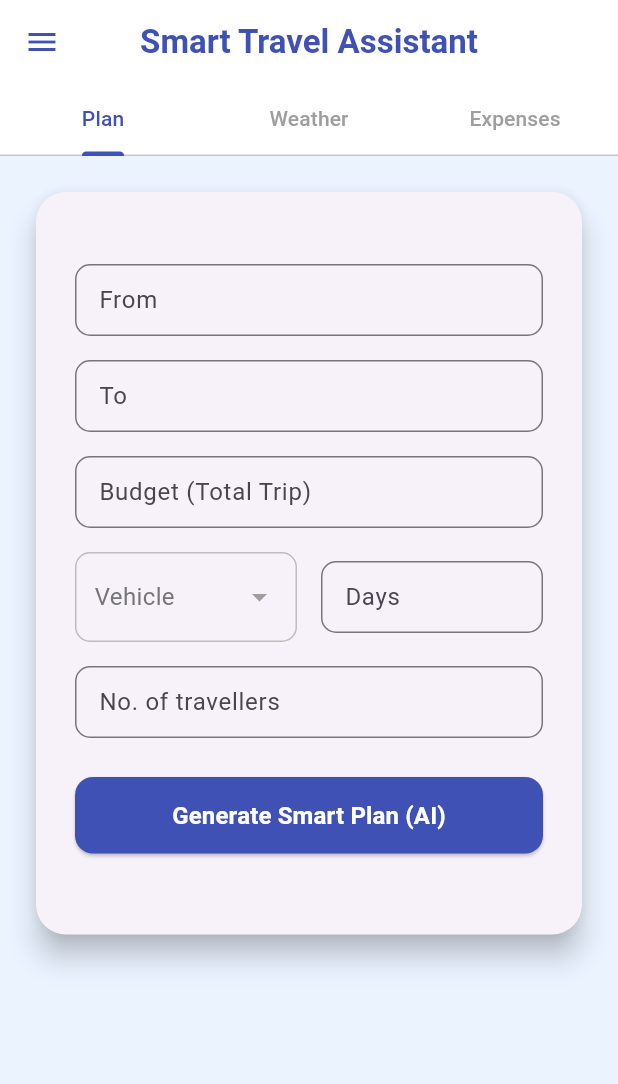
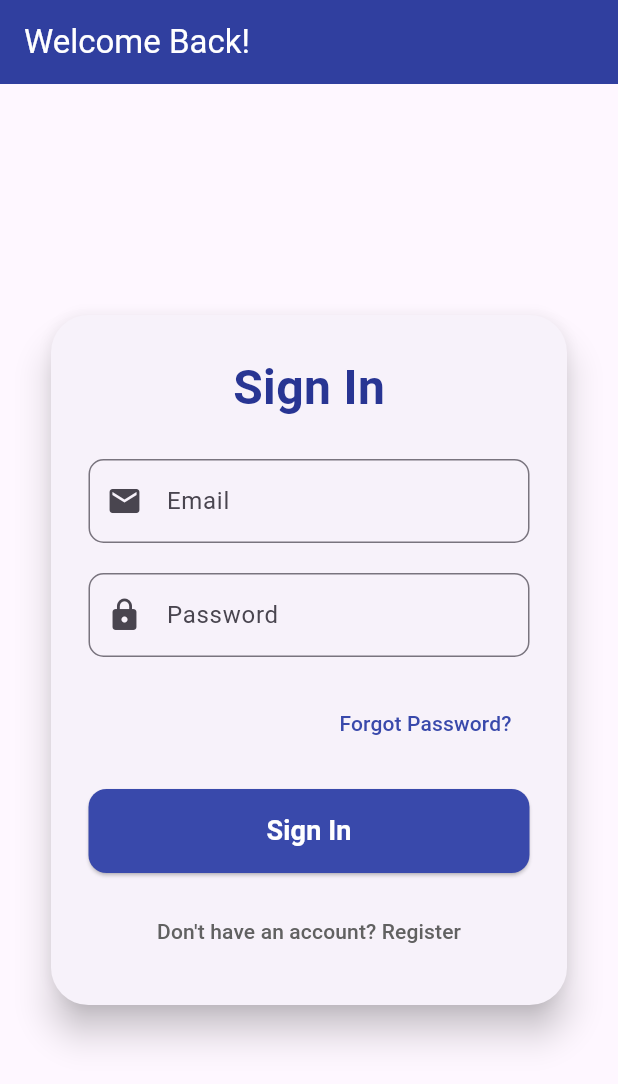
Before and after one commit to itsvishwasj/smart_travel_app, a Flutter app: the screen it shows after launch, on a phone screen of 412 x 824 dp. Shown: the top 1084 px of the screen. Run offline on Flutter 3.47's test engine with Material 3 defaults, Android fonts, the phone set to English and light mode, and no system bars; our stand-ins replace firebase_auth, firebase_core, google_generative_ai, shared_preferences; accounts and stored records are empty.

Commit message:
added login page

```diff
--- /dev/null
+++ b/lib/auth_service.dart
@@ -0,0 +1,62 @@
+import 'package:firebase_auth/firebase_auth.dart';
+
+class AuthService {
+  final FirebaseAuth _auth = FirebaseAuth.instance;
+
+  User? get currentUser => _auth.currentUser;
+
+  // --- Registration Logic ---
+  Future<User?> registerWithEmail(String name, String email, String password) async {
+    try {
+      final userCredential = await _auth.createUserWithEmailAndPassword(
+        email: email,
+        password: password,
+      );
+
+      // 1. Collect user's name
+      await userCredential.user?.updateDisplayName(name);
+
+      // 2. Send email verification (OTP equivalent for new user)
+      await userCredential.user?.sendEmailVerification();
+
+      return userCredential.user;
+    } on FirebaseAuthException catch (e) {
+      // Return the error message to the UI
+      return Future.error(e.message ?? 'An unknown error occurred during registration.');
+    } catch (e) {
+      return Future.error('Registration failed: $e');
+    }
+  }
+
+  // --- Login Logic ---
+  Future<User?> signInWithEmail(String email, String password) async {
+    try {
+      final userCredential = await _auth.signInWithEmailAndPassword(
+        email: email,
+        password: password,
+      );
+      return userCredential.user;
+    } on FirebaseAuthException catch (e) {
+      return Future.error(e.message ?? 'An unknown error occurred during sign in.');
+    } catch (e) {
+      return Future.error('Sign in failed: $e');
+    }
+  }
+
+  // --- Forgot Password Logic ---
+  Future<void> sendPasswordResetEmail(String email) async {
+    try {
+      // This sends the reset link to the user's email (acts as OTP)
+      await _auth.sendPasswordResetEmail(email: email);
+    } on FirebaseAuthException catch (e) {
+      return Future.error(e.message ?? 'Failed to send password reset email.');
+    } catch (e) {
+      return Future.error('An unexpected error occurred: $e');
+    }
+  }
+
+  // --- Sign Out Logic ---
+  Future<void> signOut() async {
+    await _auth.signOut();
+  }
+}
--- /dev/null
+++ b/lib/login_screen.dart
@@ -0,0 +1,260 @@
+import 'package:flutter/material.dart';
+import 'auth_service.dart';
+
+class LoginScreen extends StatefulWidget {
+  const LoginScreen({super.key});
+
+  @override
+  State<LoginScreen> createState() => _LoginScreenState();
+}
+
+class _LoginScreenState extends State<LoginScreen> {
+  final AuthService _auth = AuthService();
+  final TextEditingController _emailController = TextEditingController();
+  final TextEditingController _passwordController = TextEditingController();
+  final TextEditingController _nameController = TextEditingController();
+  final TextEditingController _resetEmailController = TextEditingController();
+
+  bool _isLogin = true; // State toggle: true for Login, false for Register
+  bool _isLoading = false;
+
+  @override
+  void dispose() {
+    _emailController.dispose();
+    _passwordController.dispose();
+    _nameController.dispose();
+    _resetEmailController.dispose();
+    super.dispose();
+  }
+
+  // --- Authentication Handlers ---
+
+  void _showError(String message) {
+    ScaffoldMessenger.of(context).showSnackBar(
+      SnackBar(
+        content: Text(message, style: const TextStyle(color: Colors.white)),
+        backgroundColor: Colors.red.shade700,
+        behavior: SnackBarBehavior.floating,
+      ),
+    );
+  }
+
+  Future<void> _handleAuth() async {
+    setState(() => _isLoading = true);
+    try {
+      if (_isLogin) {
+        // LOGIN
+        await _auth.signInWithEmail(_emailController.text, _passwordController.text);
+      } else {
+        // REGISTER
+        final user = await _auth.registerWithEmail(
+          _nameController.text,
+          _emailController.text,
+          _passwordController.text,
+        );
+
+        if (user != null) {
+          _showError("Account created! Check your email for a verification link.");
+          // Automatically switch to login screen after successful registration
+          setState(() => _isLogin = true);
+        }
+      }
+    } catch (e) {
+      _showError(e.toString().replaceFirst('Exception: ', ''));
+    } finally {
+      setState(() => _isLoading = false);
+    }
+  }
+
+  // --- Forgot Password Flow ---
+
+  void _showForgotPasswordModal() {
+    showDialog(
+      context: context,
+      builder: (BuildContext context) {
+        return AlertDialog(
+          shape: RoundedRectangleBorder(borderRadius: BorderRadius.circular(20)),
+          title: const Text("Reset Password", style: TextStyle(fontWeight: FontWeight.bold)),
+          content: Column(
+            mainAxisSize: MainAxisSize.min,
+            children: [
+              const Text("Enter your email address to receive a password reset link (OTP equivalent)."),
+              const SizedBox(height: 15),
+              TextFormField(
+                controller: _resetEmailController,
+                keyboardType: TextInputType.emailAddress,
+                decoration: const InputDecoration(
+                  labelText: 'Email',
+                  border: OutlineInputBorder(borderRadius: BorderRadius.all(Radius.circular(10))),
+                  prefixIcon: Icon(Icons.email),
+                ),
+              ),
+            ],
+          ),
+          actions: <Widget>[
+            TextButton(
+              child: const Text("Cancel"),
+              onPressed: () {
+                Navigator.of(context).pop();
+                _resetEmailController.clear();
+              },
+            ),
+            ElevatedButton(
+              style: ElevatedButton.styleFrom(
+                backgroundColor: Colors.indigo.shade600,
+                foregroundColor: Colors.white,
+              ),
+              child: const Text("Send Reset Link"),
+              onPressed: () async {
+                Navigator.of(context).pop(); // Close modal immediately
+                try {
+                  await _auth.sendPasswordResetEmail(_resetEmailController.text);
+                  _showError("Password reset link sent to ${_resetEmailController.text}!");
+                } catch (e) {
+                  _showError(e.toString().replaceFirst('Exception: ', ''));
+                }
+                _resetEmailController.clear();
+              },
+            ),
+          ],
+        );
+      },
+    );
+  }
+
+  // --- UI Builder ---
+
+  @override
+  Widget build(BuildContext context) {
+    return Scaffold(
+      appBar: AppBar(
+        title: Text(_isLogin ? 'Welcome Back!' : 'Join the Journey'),
+        backgroundColor: Colors.indigo.shade700,
+        foregroundColor: Colors.white,
+        elevation: 0,
+      ),
+      body: Center(
+        child: SingleChildScrollView(
+          padding: const EdgeInsets.all(30.0),
+          child: Card(
+            elevation: 10,
+            shape: RoundedRectangleBorder(borderRadius: BorderRadius.circular(25)),
+            child: Padding(
+              padding: const EdgeInsets.all(25.0),
+              child: Column(
+                mainAxisSize: MainAxisSize.min,
+                children: [
+                  Text(
+                    _isLogin ? 'Sign In' : 'Create Account',
+                    style: TextStyle(
+                        fontSize: 32,
+                        fontWeight: FontWeight.bold,
+                        color: Colors.indigo.shade800),
+                  ),
+                  const SizedBox(height: 25),
+
+                  // Name Input (Only for Register)
+                  if (!_isLogin)
+                    Padding(
+                      padding: const EdgeInsets.only(bottom: 20.0),
+                      child: TextFormField(
+                        controller: _nameController,
+                        decoration: const InputDecoration(
+                          labelText: 'Full Name',
+                          border: OutlineInputBorder(borderRadius: BorderRadius.all(Radius.circular(10))),
+                          prefixIcon: Icon(Icons.person),
+                        ),
+                      ),
+                    ),
+
+                  // Email Input
+                  Padding(
+                    padding: const EdgeInsets.only(bottom: 20.0),
+                    child: TextFormField(
+                      controller: _emailController,
+                      keyboardType: TextInputType.emailAddress,
+                      decoration: const InputDecoration(
+                        labelText: 'Email',
+                        border: OutlineInputBorder(borderRadius: BorderRadius.all(Radius.circular(10))),
+                        prefixIcon: Icon(Icons.email),
+                      ),
+                    ),
+                  ),
+
+                  // Password Input
+                  Padding(
+                    padding: const EdgeInsets.only(bottom: 20.0),
+                    child: TextFormField(
+                      controller: _passwordController,
+                      obscureText: true,
+                      decoration: const InputDecoration(
+                        labelText: 'Password',
+                        border: OutlineInputBorder(borderRadius: BorderRadius.all(Radius.circular(10))),
+                        prefixIcon: Icon(Icons.lock),
+                      ),
+                    ),
+                  ),
+
+                  // Forgot Password Button (Only for Login)
+                  if (_isLogin)
+                    Align(
+                      alignment: Alignment.centerRight,
+                      child: TextButton(
+                        onPressed: _showForgotPasswordModal,
+                        child: Text(
+                          'Forgot Password?',
+                          style: TextStyle(color: Colors.indigo.shade600),
+                        ),
+                      ),
+                    ),
+                    const SizedBox(height: 20),
+
+                  // Main Button (Login or Register)
+                  SizedBox(
+                    width: double.infinity,
+                    child: ElevatedButton(
+                      onPressed: _isLoading ? null : _handleAuth,
+                      style: ElevatedButton.styleFrom(
+                        backgroundColor: Colors.indigo.shade600,
+                        foregroundColor: Colors.white,
+                        padding: const EdgeInsets.symmetric(vertical: 15),
+                        shape: RoundedRectangleBorder(borderRadius: BorderRadius.circular(12)),
+                      ),
+                      child: _isLoading
+                          ? const CircularProgressIndicator(color: Colors.white)
+                          : Text(
+                              _isLogin ? 'Sign In' : 'Register',
+                              style: const TextStyle(fontSize: 18, fontWeight: FontWeight.bold),
+                            ),
+                    ),
+                  ),
+                  const SizedBox(height: 15),
+
+                  // Toggle Button
+                  TextButton(
+                    onPressed: _isLoading
+                        ? null
+                        : () {
+                            setState(() {
+                              _isLogin = !_isLogin;
+                              _emailController.clear();
+                              _passwordController.clear();
+                              _nameController.clear();
+                            });
+                          },
+                    child: Text(
+                      _isLogin
+                          ? "Don't have an account? Register"
+                          : "Already have an account? Sign In",
+                      style: TextStyle(color: Colors.grey.shade700),
+                    ),
+                  ),
+                ],
+              ),
+            ),
+          ),
+        ),
+      ),
+    );
+  }
+}
--- a/lib/main.dart
+++ b/lib/main.dart
@@ -1,19 +1,31 @@
 // main.dart
 import 'package:flutter/material.dart';
 import 'dart:convert'; // Import for JSON handling
-// !!! IMPORTANT: The url_launcher package must be added to pubspec.yaml
 import 'package:url_launcher/url_launcher.dart';
+import 'package:google_generative_ai/google_generative_ai.dart';
+import 'package:shared_preferences/shared_preferences.dart';
 
-// !!! IMPORTANT: google_generative_ai package must be added to pubspec.yaml
-import 'package:google_generative_ai/google_generative_ai.dart';
-import 'package:shared_preferences/shared_preferences.dart'; // NEW: For local storage
+// NEW IMPORTS for Firebase Auth and Login Screen
+import 'package:firebase_core/firebase_core.dart';
+import 'package:firebase_auth/firebase_auth.dart';
+import 'login_screen.dart'; // Ensure you have created this file
 
 import 'weather_screen.dart';
 import 'expense_tab.dart';
 import 'plans_history_screen.dart';
 import 'expenses_history_screen.dart';
 
-void main() {
+// --- NEW: Initialize Firebase in main() ---
+Future<void> main() async {
+  WidgetsFlutterBinding.ensureInitialized();
+  try {
+    // !!! IMPORTANT: You must configure Firebase for your platform
+    // You might need to replace this with your actual Firebase options, e.g.,
+    // await Firebase.initializeApp(options: DefaultFirebaseOptions.currentPlatform);
+    await Firebase.initializeApp();
+  } catch (e) {
+    print('Error initializing Firebase: $e');
+  }
   runApp(const MyApp());
 }
 
@@ -28,10 +40,39 @@ class MyApp extends StatelessWidget {
         primarySwatch: Colors.indigo,
         useMaterial3: true,
       ),
-      home: const HomeScreen(),
+      // --- NEW: Start with the AuthWrapper to check login state ---
+      home: const AuthWrapper(),
     );
   }
 }
+
+// --- NEW WIDGET: AuthWrapper to handle routing based on login status ---
+class AuthWrapper extends StatelessWidget {
+  const AuthWrapper({super.key});
+
+  @override
+  Widget build(BuildContext context) {
+    // StreamBuilder listens to the user's authentication state
+    return StreamBuilder<User?>(
+      stream: FirebaseAuth.instance.authStateChanges(),
+      builder: (context, snapshot) {
+        // Show a loading indicator while checking the auth state
+        if (snapshot.connectionState == ConnectionState.waiting) {
+          return const Scaffold(body: Center(child: CircularProgressIndicator()));
+        }
+
+        // If the user is logged in (User object is not null)
+        if (snapshot.hasData && snapshot.data != null) {
+          return const HomeScreen(); // Navigate to the main app screen
+        }
+
+        // Otherwise, show the Login screen
+        return const LoginScreen();
+      },
+    );
+  }
+}
+// --------------------------------------------------------------------------
 
 class HomeScreen extends StatefulWidget {
   const HomeScreen({super.key});
@@ -42,6 +83,17 @@ class HomeScreen extends StatefulWidget {
 
 class _HomeScreenState extends State<HomeScreen> {
   List<String> routeStops = []; // shared with Weather tab
+  // --- NEW: Logout Function ---
+  Future<void> _logout() async {
+    try {
+      await FirebaseAuth.instance.signOut();
+    } catch (e) {
+      ScaffoldMessenger.of(context).showSnackBar(
+        SnackBar(content: Text('Error signing out: $e')),
+      );
+    }
+  }
+  // ---------------------------
 
   // --- Navigation Helpers ---
   void _navigateToTab(int index, BuildContext context) {
@@ -87,6 +139,10 @@ class _HomeScreenState extends State<HomeScreen> {
 
   @override
   Widget build(BuildContext context) {
+    // Get the current user's email if logged in
+    final User? user = FirebaseAuth.instance.currentUser;
+    final String userEmail = user?.email ?? 'user.name@example.com';
+
     return DefaultTabController(
       length: 3,
       child: Scaffold(
@@ -126,17 +182,17 @@ class _HomeScreenState extends State<HomeScreen> {
             padding: EdgeInsets.zero,
             children: <Widget>[
               // Drawer Header
-              const UserAccountsDrawerHeader(
-                accountName: Text(
+              UserAccountsDrawerHeader(
+                accountName: const Text(
                   'Welcome, Traveler!',
                   style: TextStyle(fontWeight: FontWeight.bold, fontSize: 18, color: Colors.white),
                 ),
-                accountEmail: Text('user.name@example.com', style: TextStyle(color: Colors.white70)),
-                currentAccountPicture: CircleAvatar(
+                accountEmail: Text(userEmail, style: const TextStyle(color: Colors.white70)),
+                currentAccountPicture: const CircleAvatar(
                   backgroundColor: Colors.white,
                   child: Icon(Icons.account_circle, size: 50, color: Colors.indigo),
                 ),
-                decoration: BoxDecoration(
+                decoration: const BoxDecoration(
                   color: Colors.indigo, // Primary color theme
                 ),
               ),
@@ -161,8 +217,8 @@ class _HomeScreenState extends State<HomeScreen> {
 
               // History Expansion Tile (COLOR CHANGED TO INDIGO)
               ExpansionTile(
-                leading: const Icon(Icons.history, color: Colors.indigo), // CHANGED from teal to indigo
-                title: const Text('History', style: TextStyle(color: Colors.indigo)), // CHANGED from teal to indigo
+                leading: const Icon(Icons.history, color: Colors.indigo),
+                title: const Text('History', style: TextStyle(color: Colors.indigo)),
                 children: <Widget>[
                   ListTile(
                     title: const Padding(
@@ -206,15 +262,13 @@ class _HomeScreenState extends State<HomeScreen> {
                 },
               ),
 
-              // LOGOUT OPTION (COLOR CHANGED TO INDIGO)
+              // LOGOUT OPTION
               ListTile(
-                leading: const Icon(Icons.logout, color: Colors.indigo), // CHANGED from red to indigo
-                title: const Text('Logout', style: TextStyle(color: Colors.indigo)), // CHANGED from red to indigo
+                leading: const Icon(Icons.logout, color: Colors.red), // Use red for logout
+                title: const Text('Logout', style: TextStyle(color: Colors.red)),
                 onTap: () {
                   Navigator.of(context).pop(); // Close the drawer first
-                  ScaffoldMessenger.of(context).showSnackBar(
-                    const SnackBar(content: Text("Logout tapped")),
-                  );
+                  _logout(); // Call the Firebase logout function
                 },
               ),
             ],
@@ -240,7 +294,7 @@ class _HomeScreenState extends State<HomeScreen> {
   }
 }
 
-// PlanTab Implementation
+// PlanTab Implementation (REST OF YOUR CODE REMAINS UNCHANGED)
 class PlanTab extends StatefulWidget {
   final Function(List<String>) onRouteUpdate; // callback to send routeStops to HomeScreen
   const PlanTab({Key? key, required this.onRouteUpdate}) : super(key: key);
@@ -356,6 +410,7 @@ class _PlanTabState extends State<PlanTab> {
     final String encodedQuery = Uri.encodeComponent(query);
 
     // 2. Construct the CORRECT, robust Google Maps search URL (Universal standard).
+    // The previous URL was incorrect. This uses the standard search query format:
     final Uri url = Uri.parse('https://www.google.com/maps/search/?api=1&query=$encodedQuery');
 
     // 3. Launch the URL using the url_launcher package
--- a/pubspec.yaml
+++ b/pubspec.yaml
@@ -37,6 +37,9 @@ dependencies:
   geocoding: ^2.2.1
   latlong2: ^0.9.1
   shared_preferences: ^2.2.3
+
+  firebase_auth: ^4.15.2
+  firebase_core: ^2.24.2
 
   # The following adds the Cupertino Icons font to your application.
   # Use with the CupertinoIcons class for iOS style icons.
```
Also changed, not shown: firebase.json (added), lib/firebase_options.dart (added), pubspec.lock, 6 other files.
